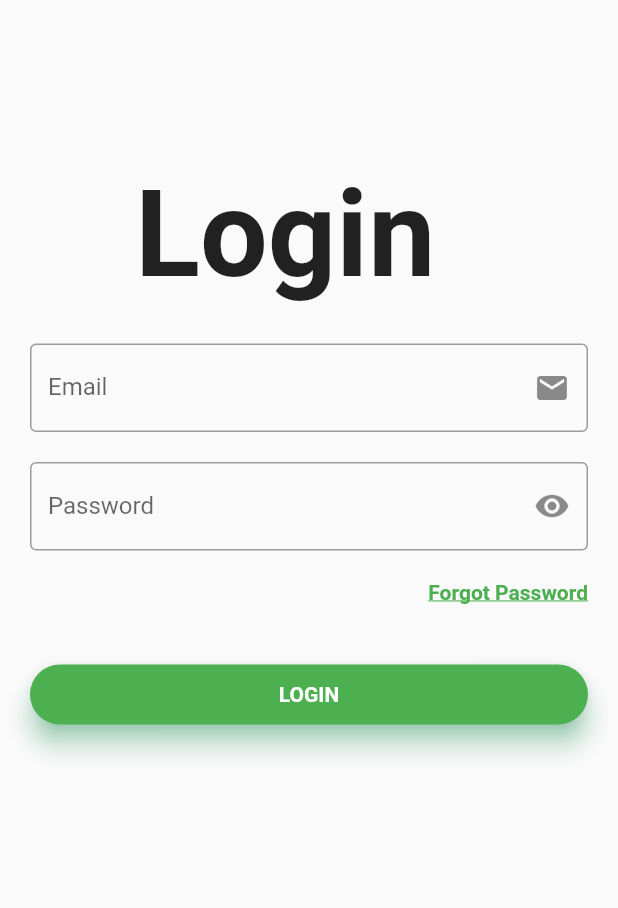
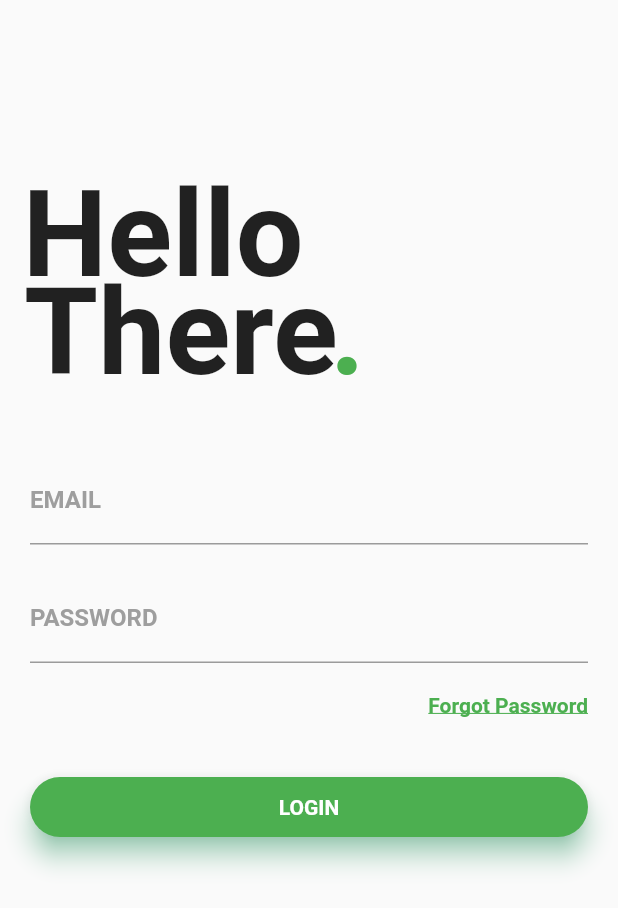
Before and after one commit to klientship/Gurukal_APP, a Flutter app: the screen it shows after launch, on a phone screen of 412 x 824 dp. Shown: the top 908 px of the screen. Run offline on Flutter 3.47's test engine with Material 2 defaults, Android fonts, the phone set to English and light mode, and no system bars; our stand-ins replace dio; Roboto replaces fonts that are missing (Montserrat); project files that could hold a hidden picture were left out.

```diff
--- a/lib/pages/login.dart
+++ b/lib/pages/login.dart
@@ -1,6 +1,5 @@
 import 'package:flutter/material.dart';
 import '../controller/login_controller.dart';
-import 'package:dio/dio.dart';
 // import 'signup.dart';
 
 class LoginPage extends StatefulWidget {
@@ -9,11 +8,8 @@ class LoginPage extends StatefulWidget {
 }
 
 class _LoginPageState extends State<LoginPage> {
-  bool _secureText = true;
-
   @override
   Widget build(BuildContext context) {
-    getLogin();
     return new Scaffold(
         resizeToAvoidBottomPadding: false,
         body: Column(
@@ -23,75 +19,53 @@ class _LoginPageState extends State<LoginPage> {
               child: Stack(
                 children: <Widget>[
                   Container(
-                    padding: EdgeInsets.fromLTRB(90.0, 110.0, 0.0, 0.0),
-                    child: Text('Login',
+                    padding: EdgeInsets.fromLTRB(15.0, 110.0, 0.0, 0.0),
+                    child: Text('Hello',
                         style: TextStyle(
                             fontSize: 80.0, fontWeight: FontWeight.bold)),
                   ),
-                  // Container(
-                  //   padding: EdgeInsets.fromLTRB(16.0, 175.0, 0.0, 0.0),
-                  //   child: Text('There',
-                  //       style: TextStyle(
-                  //           fontSize: 80.0, fontWeight: FontWeight.bold)),
-                  // ),
-                  // Container(
-                  //   padding: EdgeInsets.fromLTRB(220.0, 175.0, 0.0, 0.0),
-                  //   child: Text('.',
-                  //       style: TextStyle(
-                  //           fontSize: 80.0,
-                  //           fontWeight: FontWeight.bold,
-                  //           color: Colors.green)),
-                  // ),
+                  Container(
+                    padding: EdgeInsets.fromLTRB(16.0, 175.0, 0.0, 0.0),
+                    child: Text('There',
+                        style: TextStyle(
+                            fontSize: 80.0, fontWeight: FontWeight.bold)),
+                  ),
+                  Container(
+                    padding: EdgeInsets.fromLTRB(220.0, 175.0, 0.0, 0.0),
+                    child: Text('.',
+                        style: TextStyle(
+                            fontSize: 80.0,
+                            fontWeight: FontWeight.bold,
+                            color: Colors.green)),
+                  )
                 ],
               ),
             ),
             Container(
-                padding: EdgeInsets.only(top: 25.0, left: 20.0, right: 20.0),
+                padding: EdgeInsets.only(top: 35.0, left: 20.0, right: 20.0),
                 child: Column(
                   children: <Widget>[
-                    TextFormField(
+                    TextField(
                       decoration: InputDecoration(
-                          labelText: 'Email',
-                          border: OutlineInputBorder(),
-                          suffixIcon: Icon(Icons.email)),
-                      keyboardType: TextInputType.emailAddress,
-                      validator: (String value) {
-                        if (value.isEmpty) {
-                          return 'Email is Required';
-                        }
-                        if (!RegExp(
-                                r"^([a-zA-Z0-9_\-\.]+)@([a-zA-Z0-9_\-\.]+)\.([a-zA-Z]{2,5})$")
-                            .hasMatch(value)) {
-                          return 'Please Enter valid email address';
-                        }
-                        return null;
-                      },
-
-                      // obscureText: true,
+                          labelText: 'EMAIL',
+                          labelStyle: TextStyle(
+                              fontFamily: 'Montserrat',
+                              fontWeight: FontWeight.bold,
+                              color: Colors.grey),
+                          focusedBorder: UnderlineInputBorder(
+                              borderSide: BorderSide(color: Colors.green))),
                     ),
                     SizedBox(height: 20.0),
-                    TextFormField(
+                    TextField(
                       decoration: InputDecoration(
-                          labelText: 'Password',
-                          border: OutlineInputBorder(),
-                          suffixIcon: IconButton(
-                            icon: Icon(_secureText
-                                ? Icons.remove_red_eye
-                                : Icons.security),
-                            onPressed: () {
-                              setState(() {
-                                _secureText = !_secureText;
-                              });
-                            },
-                          )),
-                      keyboardType: TextInputType.visiblePassword,
-                      validator: (String value) {
-                        if (value.isEmpty) {
-                          return 'Password is Required';
-                        }
-                        return null;
-                      },
-                      obscureText: _secureText,
+                          labelText: 'PASSWORD',
+                          labelStyle: TextStyle(
+                              fontFamily: 'Montserrat',
+                              fontWeight: FontWeight.bold,
+                              color: Colors.grey),
+                          focusedBorder: UnderlineInputBorder(
+                              borderSide: BorderSide(color: Colors.green))),
+                      obscureText: true,
                     ),
                     SizedBox(height: 5.0),
                     Container(
@@ -163,8 +137,3 @@ class _LoginPageState extends State<LoginPage> {
         ));
   }
 }
-
-void getLogin() async {
-  var response = await Dio().get('https://crm.gurukal.in/api/customers/28');
-  print(response.data);
-}
```
